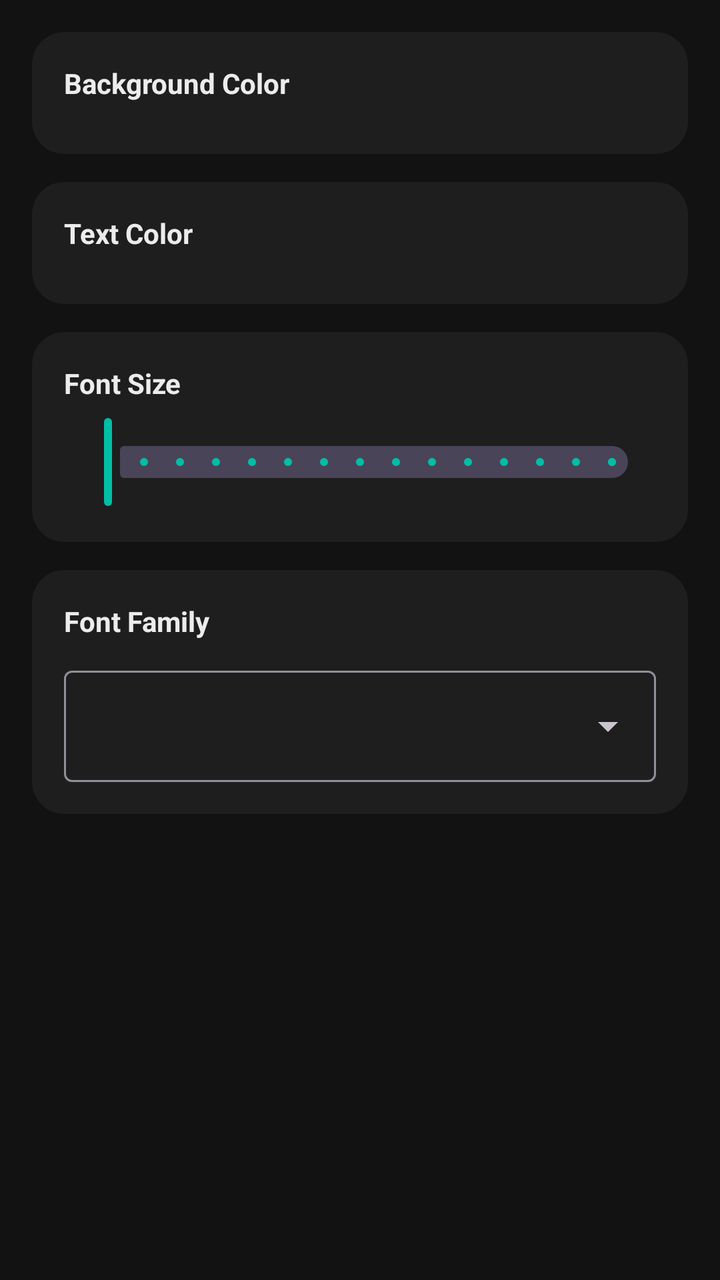
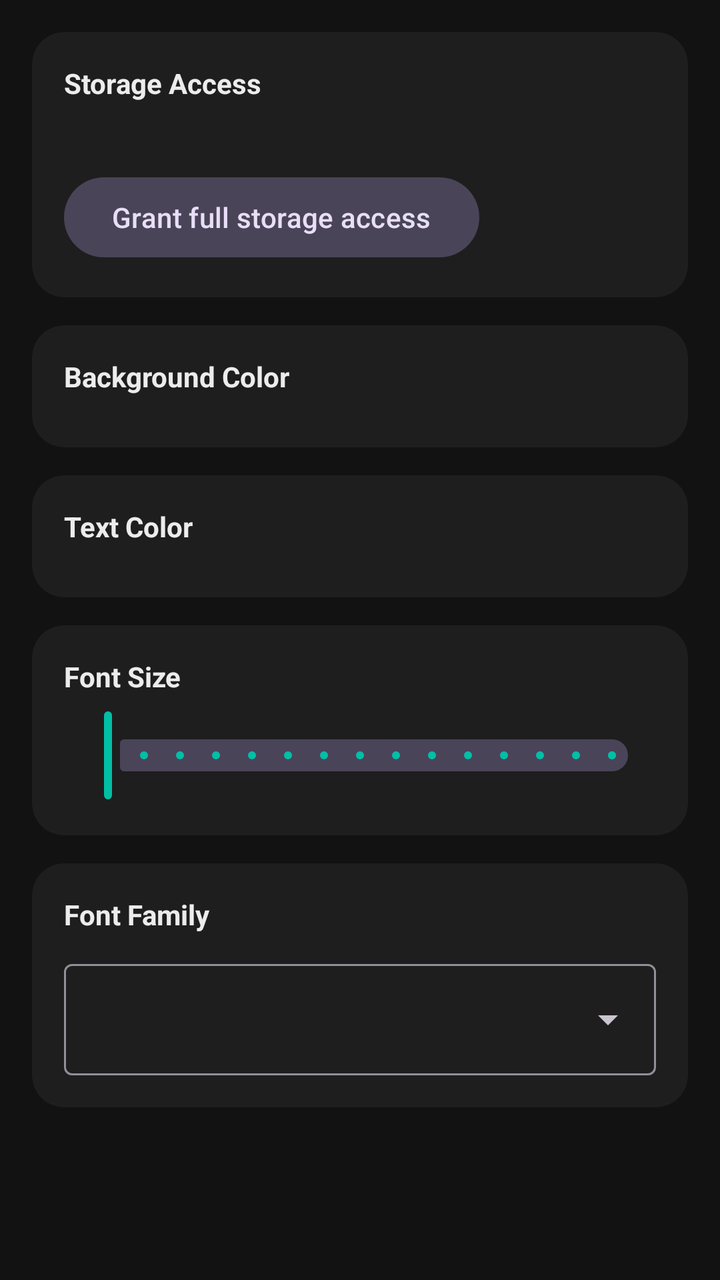

Before-and-after screenshots of an Android layout around one commit, followed by the original layout XML and the change that was made.
<!-- AndroidManifest.xml: application theme Theme.LangRunner -->
<!-- res/layout/fragment_settings.xml -->
<?xml version="1.0" encoding="utf-8"?>
<ScrollView xmlns:android="http://schemas.android.com/apk/res/android"
    xmlns:app="http://schemas.android.com/apk/res-auto"
    android:layout_width="match_parent"
    android:layout_height="match_parent"
    android:background="@color/background_dark">

    <LinearLayout
        android:layout_width="match_parent"
        android:layout_height="wrap_content"
        android:orientation="vertical"
        android:padding="16dp">

        <com.google.android.material.card.MaterialCardView
            android:layout_width="match_parent"
            android:layout_height="wrap_content"
            app:cardBackgroundColor="@color/surface_dark"
            app:cardCornerRadius="16dp"
            app:strokeWidth="0dp"
            app:cardElevation="0dp"
            android:layout_marginBottom="14dp">

            <LinearLayout
                android:layout_width="match_parent"
                android:layout_height="wrap_content"
                android:orientation="vertical"
                android:padding="16dp">

                <TextView
                    android:layout_width="wrap_content"
                    android:layout_height="wrap_content"
                    android:text="Background Color"
                    android:textColor="@color/on_surface"
                    android:textStyle="bold"
                    android:layout_marginBottom="10dp" />

                <LinearLayout
                    android:id="@+id/bgColorGroup"
                    android:layout_width="match_parent"
                    android:layout_height="wrap_content"
                    android:orientation="horizontal" />

            </LinearLayout>

        </com.google.android.material.card.MaterialCardView>

        <com.google.android.material.card.MaterialCardView
            android:layout_width="match_parent"
            android:layout_height="wrap_content"
            app:cardBackgroundColor="@color/surface_dark"
            app:cardCornerRadius="16dp"
            app:strokeWidth="0dp"
            app:cardElevation="0dp"
            android:layout_marginBottom="14dp">

            <LinearLayout
                android:layout_width="match_parent"
                android:layout_height="wrap_content"
                android:orientation="vertical"
                android:padding="16dp">

                <TextView
                    android:layout_width="wrap_content"
                    android:layout_height="wrap_content"
                    android:text="Text Color"
                    android:textColor="@color/on_surface"
                    android:textStyle="bold"
                    android:layout_marginBottom="10dp" />

                <LinearLayout
                    android:id="@+id/textColorGroup"
                    android:layout_width="match_parent"
                    android:layout_height="wrap_content"
                    android:orientation="horizontal" />

            </LinearLayout>

        </com.google.android.material.card.MaterialCardView>

        <com.google.android.material.card.MaterialCardView
            android:layout_width="match_parent"
            android:layout_height="wrap_content"
            app:cardBackgroundColor="@color/surface_dark"
            app:cardCornerRadius="16dp"
            app:strokeWidth="0dp"
            app:cardElevation="0dp"
            android:layout_marginBottom="14dp">

            <LinearLayout
                android:layout_width="match_parent"
                android:layout_height="wrap_content"
                android:orientation="vertical"
                android:padding="16dp">

                <TextView
                    android:layout_width="wrap_content"
                    android:layout_height="wrap_content"
                    android:text="Font Size"
                    android:textColor="@color/on_surface"
                    android:textStyle="bold"
                    android:layout_marginBottom="6dp" />

                <com.google.android.material.slider.Slider
                    android:id="@+id/fontSizeSlider"
                    android:layout_width="match_parent"
                    android:layout_height="wrap_content"
                    app:thumbColor="@color/accent_teal"
                    app:trackColorActive="@color/accent_teal"
                    android:valueFrom="10"
                    android:valueTo="24"
                    android:stepSize="1" />

            </LinearLayout>

        </com.google.android.material.card.MaterialCardView>

        <com.google.android.material.card.MaterialCardView
            android:layout_width="match_parent"
            android:layout_height="wrap_content"
            app:cardBackgroundColor="@color/surface_dark"
            app:cardCornerRadius="16dp"
            app:strokeWidth="0dp"
            app:cardElevation="0dp">

            <LinearLayout
                android:layout_width="match_parent"
                android:layout_height="wrap_content"
                android:orientation="vertical"
                android:padding="16dp">

                <TextView
                    android:layout_width="wrap_content"
                    android:layout_height="wrap_content"
                    android:text="Font Family"
                    android:textColor="@color/on_surface"
                    android:textStyle="bold"
                    android:layout_marginBottom="10dp" />

                <com.google.android.material.textfield.TextInputLayout
                    style="@style/Widget.Material3.TextInputLayout.OutlinedBox.ExposedDropdownMenu"
                    android:layout_width="match_parent"
                    android:layout_height="wrap_content">

                    <AutoCompleteTextView
                        android:id="@+id/fontFamilyDropdown"
                        android:layout_width="match_parent"
                        android:layout_height="wrap_content"
                        android:inputType="none" />

                </com.google.android.material.textfield.TextInputLayout>

            </LinearLayout>

        </com.google.android.material.card.MaterialCardView>

    </LinearLayout>

</ScrollView>
<!-- resources referenced by this layout -->
<resources>
  <color name="accent_teal">#FF00BFA5</color>
  <color name="background_dark">#FF121212</color>
  <color name="on_surface">#FFECECEC</color>
  <color name="surface_dark">#FF1E1E1E</color>
  <style name="Theme.LangRunner" parent="Theme.Material3.Dark.NoActionBar">
          <item name="colorPrimary">@color/accent_teal</item>
          <item name="colorPrimaryVariant">@color/accent_teal_dark</item>
          <item name="colorOnPrimary">@color/background_dark</item>
          <item name="colorSecondary">@color/accent_teal</item>
          <item name="colorSurface">@color/surface_dark</item>
          <item name="colorOnSurface">@color/on_surface</item>
          <item name="android:colorBackground">@color/background_dark</item>
          <item name="colorOnBackground">@color/on_surface</item>
      </style>
  <color name="accent_teal_dark">#FF00997F</color>
</resources>

<!-- the commit's change to res/layout/fragment_settings.xml (unified diff, before → after) -->
@@ -29,6 +29,48 @@
                 <TextView
                     android:layout_width="wrap_content"
                     android:layout_height="wrap_content"
+                    android:text="Storage Access"
+                    android:textColor="@color/on_surface"
+                    android:textStyle="bold"
+                    android:layout_marginBottom="6dp" />
+
+                <TextView
+                    android:id="@+id/storageStatusText"
+                    android:layout_width="match_parent"
+                    android:layout_height="wrap_content"
+                    android:textColor="@color/on_surface_variant"
+                    android:textSize="13sp"
+                    android:layout_marginBottom="10dp" />
+
+                <com.google.android.material.button.MaterialButton
+                    android:id="@+id/storagePermissionButton"
+                    style="@style/Widget.Material3.Button.TonalButton"
+                    android:layout_width="wrap_content"
+                    android:layout_height="wrap_content"
+                    android:text="Grant full storage access" />
+
+            </LinearLayout>
+
+        </com.google.android.material.card.MaterialCardView>
+
+        <com.google.android.material.card.MaterialCardView
+            android:layout_width="match_parent"
+            android:layout_height="wrap_content"
+            app:cardBackgroundColor="@color/surface_dark"
+            app:cardCornerRadius="16dp"
+            app:strokeWidth="0dp"
+            app:cardElevation="0dp"
+            android:layout_marginBottom="14dp">
+
+            <LinearLayout
+                android:layout_width="match_parent"
+                android:layout_height="wrap_content"
+                android:orientation="vertical"
+                android:padding="16dp">
+
+                <TextView
+                    android:layout_width="wrap_content"
+                    android:layout_height="wrap_content"
                     android:text="Background Color"
                     android:textColor="@color/on_surface"
                     android:textStyle="bold"
<!-- resource entries referenced after the edit -->
@@ -3,6 +3,7 @@
   <color name="accent_teal">#FF00BFA5</color>
   <color name="background_dark">#FF121212</color>
   <color name="on_surface">#FFECECEC</color>
+  <color name="on_surface_variant">#FFAAAAAA</color>
   <color name="surface_dark">#FF1E1E1E</color>
   <style name="Theme.LangRunner" parent="Theme.Material3.Dark.NoActionBar">
           <item name="colorPrimary">@color/accent_teal</item>
